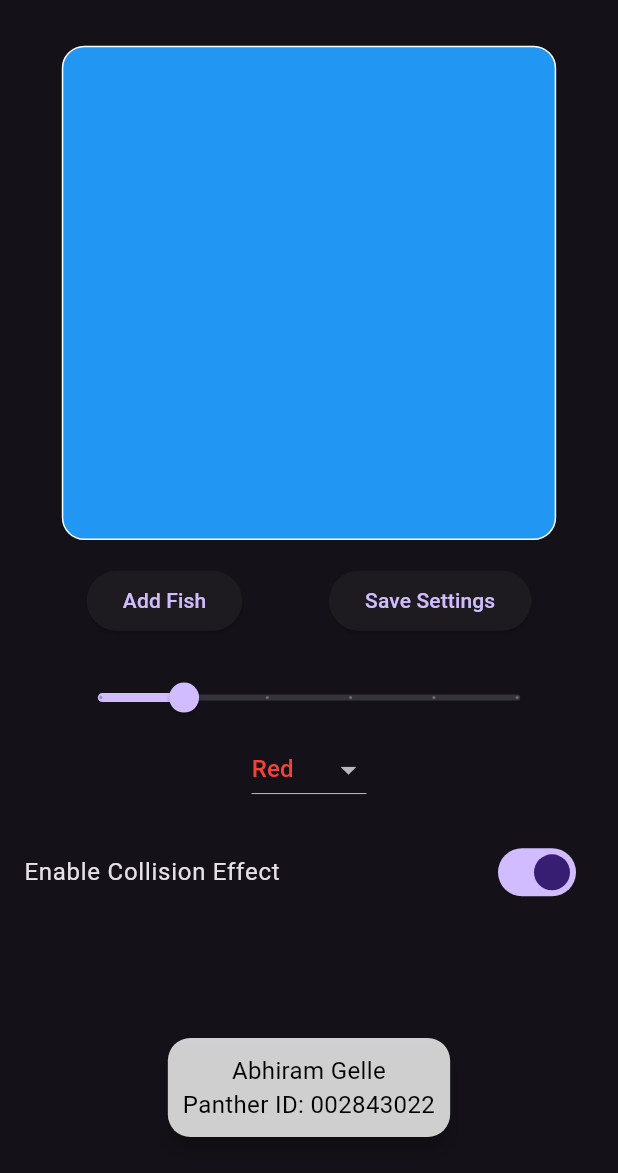
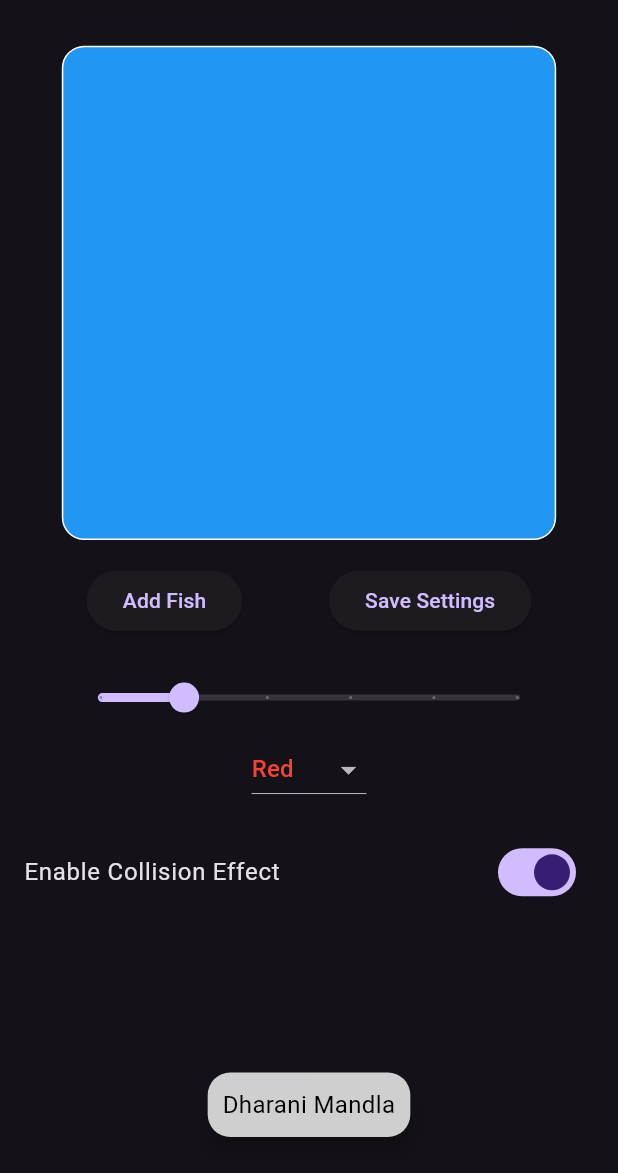
Before and after one commit to dharani211/cw5_aq, a Flutter app: the screen it shows after launch, on a phone screen of 412 x 824 dp, the part 63-1236 px from its top. Run offline on Flutter 3.47's test engine with Material 3 defaults, Android fonts, the light colour scheme and no system bars; our stand-ins replace sqflite; accounts and stored records are empty.

Commit message:
final changes

```diff
--- a/lib/aquarium.dart
+++ b/lib/aquarium.dart
@@ -250,7 +250,7 @@ class _AquariumScreenState extends State<AquariumScreen>
                 child: Padding(
                   padding: const EdgeInsets.all(10.0),
                   child: Text(
-                    'Abhiram Gelle\nPanther ID: 002843022',
+                    'Dharani Mandla',
                     textAlign: TextAlign.center,
                     style: TextStyle(
                       fontSize: 16,
```
